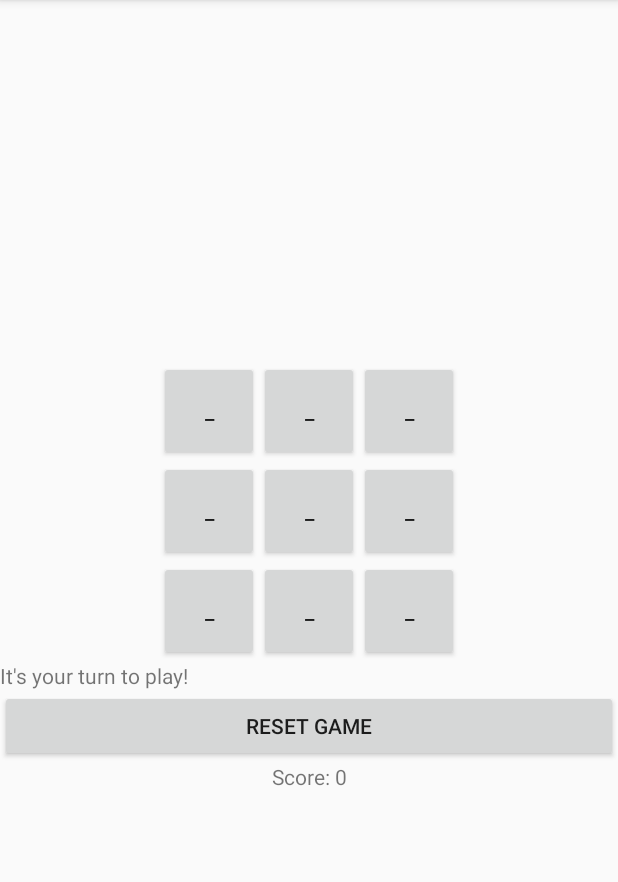
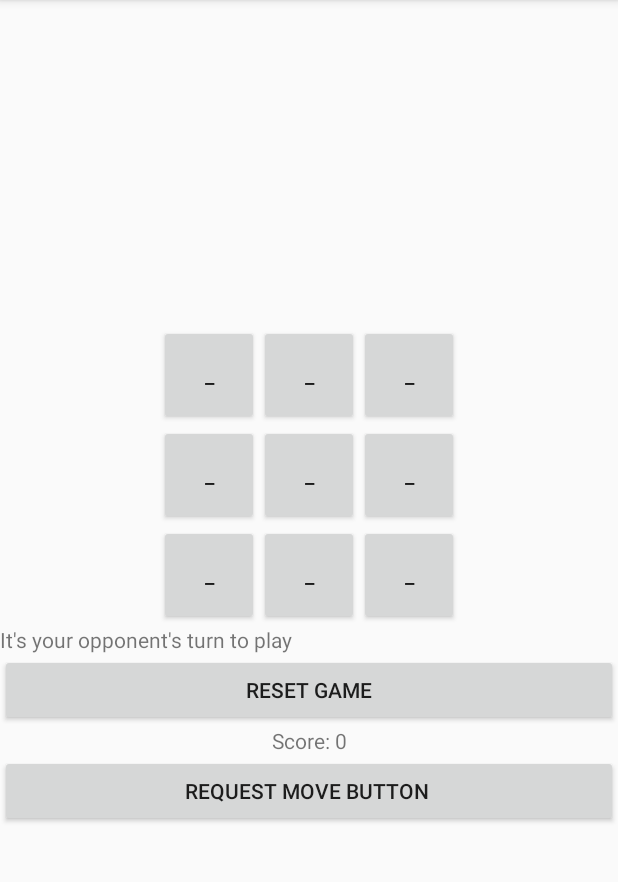
Before and after one commit to Clint-Portfolio/TicTacToeClicker, an Android app: the MultiplayerGame screen opened directly, with no data from a screen before it, after a tap on an icon or button, on a phone screen of 412 x 824 dp, the part 84-966 px from its top. Run offline under Robolectric (Android 15) with nearby library versions, the phone set to English and light mode, and no system bars; our stand-ins replace Volley; network calls fail; 1 statement that could not run was skipped.

Commit message:
full implementation of move requests, TODO: automatic move requests instead of button

```diff
--- a/app/src/main/java/com/example/clintnieuwendijk/tictactoeclicker/GameRequest.java
+++ b/app/src/main/java/com/example/clintnieuwendijk/tictactoeclicker/GameRequest.java
@@ -3,7 +3,6 @@ package com.example.clintnieuwendijk.tictactoeclicker;
 import android.content.Context;
 import android.util.Log;
 
-import com.android.volley.Request;
 import com.android.volley.RequestQueue;
 import com.android.volley.Response;
 import com.android.volley.VolleyError;
@@ -46,7 +45,7 @@ public class GameRequest implements Response.Listener<JSONObject>, Response.Erro
         this.activity = activity;
 
         RequestQueue queue = Volley.newRequestQueue(context);
-        String requestURL = "http://ide50.manhut.c9users.io:8080/ClickTacToeGameRequest";
+        String requestURL = "http://ide50-manhut.c9users.io:8080/ClickTacToeGameRequest";
         JSONObject postJSON = new JSONObject();
         try {
             postJSON.put("gridSize", gridSize);
--- a/app/src/main/java/com/example/clintnieuwendijk/tictactoeclicker/MultiplayerGame.java
+++ b/app/src/main/java/com/example/clintnieuwendijk/tictactoeclicker/MultiplayerGame.java
@@ -47,6 +47,8 @@ public class MultiplayerGame extends AppCompatActivity implements MoveRequest.Ca
         Intent intent = getIntent();
         String startingPlayer = Settings.Secure.getString(getApplicationContext().getContentResolver(),
                                 Settings.Secure.ANDROID_ID);
+        Log.d("androidID = ", startingPlayer);
+        Log.d("Starting player = ", intent.getStringExtra("startingPlayer"));
         if (startingPlayer.equals(intent.getStringExtra("startingPlayer"))) {
             thisPlayer = "player1";
             thisPlayerMove = true;
@@ -176,10 +178,14 @@ public class MultiplayerGame extends AppCompatActivity implements MoveRequest.Ca
             Toast.makeText(this, "Start a new game?", Toast.LENGTH_SHORT).show();
             return;
         }
-        int id = getClickedButtonIndex(v);
         MoveRequest mr = new MoveRequest(this);
-        mr.postMove(this, id, gameID);
-
+        if (thisPlayerMove) {
+            int id = getClickedButtonIndex(v);
+            mr.postMove(this, id, gameID);
+        }
+        else {
+            mr.postMove(this, -1, gameID);
+        }
     }
 
     public int getClickedButtonIndex(View v) {
@@ -237,10 +243,12 @@ public class MultiplayerGame extends AppCompatActivity implements MoveRequest.Ca
      */
     protected void setWhoIsPlayingTextView(){
 
-        if (whoIsPlaying() == TicTacToeGame.cross)
+        if (thisPlayerMove) {
             playerTurnView.setText("It's your turn to play!");
-        else
+        }
+        else {
             playerTurnView.setText("It's your opponent's turn to play");
+        }
     }
 
     /**
@@ -303,4 +311,9 @@ public class MultiplayerGame extends AppCompatActivity implements MoveRequest.Ca
     public void gotMoveError(String message) {
         Toast.makeText(this, message, Toast.LENGTH_LONG).show();
     }
+
+    public void onRequestMove(View v) {
+        MoveRequest mr = new MoveRequest(this);
+        mr.postMove(this, -1, gameID);
+    }
 }
--- a/app/src/main/java/com/example/clintnieuwendijk/tictactoeclicker/MultiplayerStartGameActivity.java
+++ b/app/src/main/java/com/example/clintnieuwendijk/tictactoeclicker/MultiplayerStartGameActivity.java
@@ -48,7 +48,7 @@ public class MultiplayerStartGameActivity extends AppCompatActivity implements G
     public void gameRequester(int gridSize, String playerID, String status){
         Log.d("lookrequestsmade", Integer.toString(lookRequestsMade));
         GameRequest gameRequest = new GameRequest(this);
-        if (lookRequestsMade >= 0 && lookRequestsMade < 10) {
+        if (lookRequestsMade >= 0 && lookRequestsMade < 5) {
             gameRequest.requestGame(this, gridSize, playerID, status);
             try {
                 TimeUnit.SECONDS.sleep(5);
--- a/app/src/main/res/layout/activity_multiplayer_game.xml
+++ b/app/src/main/res/layout/activity_multiplayer_game.xml
@@ -38,5 +38,12 @@
         android:text="TextView"
         android:textAlignment="center" />
 
+    <Button
+        android:id="@+id/requestMove"
+        android:layout_width="match_parent"
+        android:layout_height="wrap_content"
+        android:onClick="onRequestMove"
+        android:text="Request move Button " />
+
 
 </LinearLayout>
```
